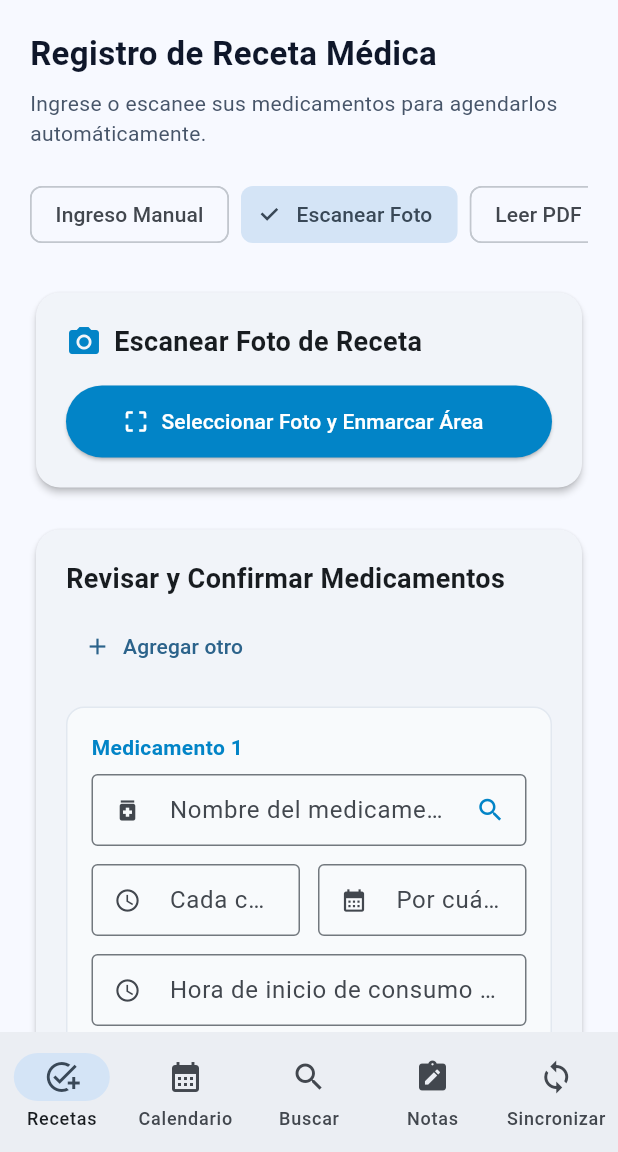
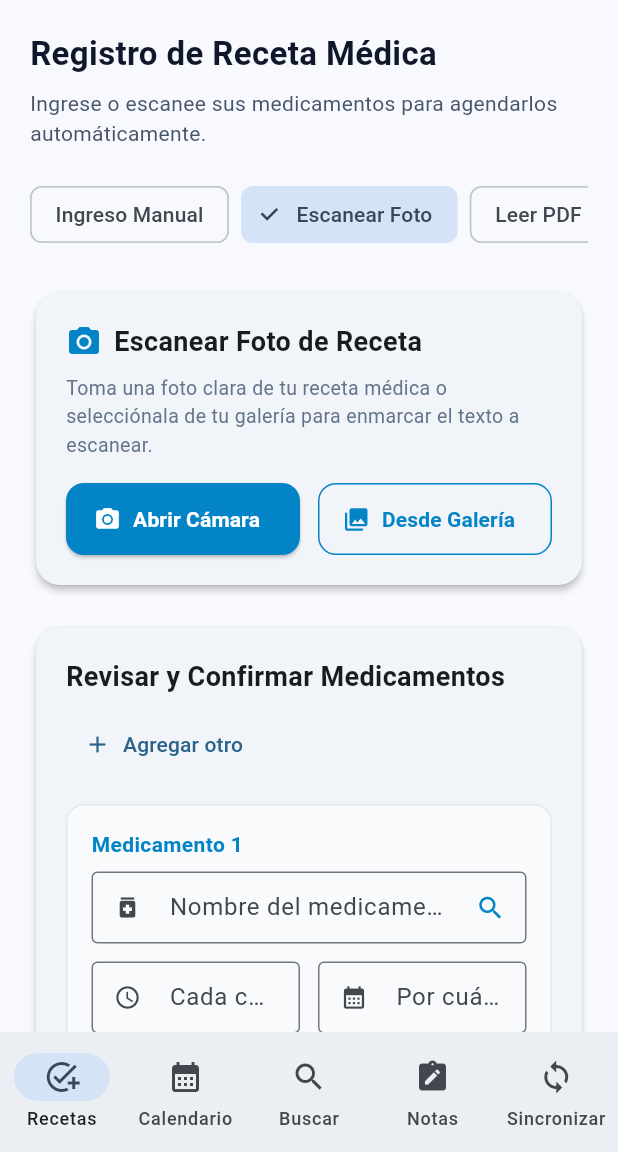
Before and after one commit to eliasCVII/midosis, a Flutter app: the screen it shows after launch, after a tap on "Escanear Foto", on a phone screen of 412 x 824 dp, the part 84-1236 px from its top. Run offline on Flutter 3.47's test engine with Material 3 defaults, Android fonts, the phone set to English and light mode, and no system bars; our stand-ins replace file_picker, google_sign_in, image_picker; network calls fail.

Commit message:
feat(prescripcion): captura directa con camara y seleccion de region

```diff
--- a/frontend/lib/screens/prescription_screen.dart
+++ b/frontend/lib/screens/prescription_screen.dart
@@ -1,6 +1,7 @@
+import 'dart:typed_data';
 import 'package:flutter/material.dart';
-
 import 'package:file_picker/file_picker.dart';
+import 'package:image_picker/image_picker.dart';
 import '../models/models.dart';
 import '../services/api_service.dart';
 import '../services/auth_service.dart';
@@ -74,11 +75,15 @@ class _PrescriptionScreenState extends State<PrescriptionScreen> {
     super.initState();
     _loadRegisteredMedications();
     AuthService.currentUserNotifier.addListener(_loadRegisteredMedications);
+    AuthService.currentPacienteNotifier.addListener(_loadRegisteredMedications);
+    AuthService.linkedPatientIdNotifier.addListener(_loadRegisteredMedications);
   }
 
   @override
   void dispose() {
     AuthService.currentUserNotifier.removeListener(_loadRegisteredMedications);
+    AuthService.currentPacienteNotifier.removeListener(_loadRegisteredMedications);
+    AuthService.linkedPatientIdNotifier.removeListener(_loadRegisteredMedications);
     for (var item in _medicationItems) {
       item.dispose();
     }
@@ -88,6 +93,14 @@ class _PrescriptionScreenState extends State<PrescriptionScreen> {
   Future<void> _loadRegisteredMedications() async {
     setState(() => _isLoadingList = true);
     final patientId = AuthService.currentPacienteId;
+    if (patientId.isEmpty) {
+      if (!mounted) return;
+      setState(() {
+        _registeredMedications = [];
+        _isLoadingList = false;
+      });
+      return;
+    }
     final items = await ApiService.getCalendar(pacienteId: patientId);
     if (!mounted) return;
     setState(() {
@@ -141,19 +154,27 @@ class _PrescriptionScreenState extends State<PrescriptionScreen> {
     });
   }
 
-  Future<void> _pickAndProcessImage() async {
+  Future<void> _captureFromCamera() async {
+    await _pickImageSource(ImageSource.camera);
+  }
+
+  Future<void> _pickFromGallery() async {
+    await _pickImageSource(ImageSource.gallery);
+  }
+
+  Future<void> _pickImageSource(ImageSource source) async {
     try {
-      final result = await FilePicker.platform.pickFiles(
-        type: FileType.image,
-        allowMultiple: false,
-        withData: true,
+      final ImagePicker picker = ImagePicker();
+      final XFile? photo = await picker.pickImage(
+        source: source,
+        imageQuality: 95,
       );
 
-      if (result == null || result.files.isEmpty || result.files.first.bytes == null) return;
+      if (photo == null) return;
 
-      final file = result.files.first;
-      final imageBytes = file.bytes!;
-      _selectedImageName = file.name;
+      final Uint8List imageBytes = await photo.readAsBytes();
+      final String filename = photo.name.isNotEmpty ? photo.name : 'receta_foto.jpg';
+      _selectedImageName = filename;
 
       if (!mounted) return;
 
@@ -179,10 +200,9 @@ class _PrescriptionScreenState extends State<PrescriptionScreen> {
 
       final response = await ApiService.scanPrescriptionImage(
         bytes: imageBytes,
-        filename: file.name,
+        filename: filename,
         cropBox: cropMap,
       );
-
 
       setState(() => _isProcessingFile = false);
       if (!mounted) return;
@@ -205,7 +225,7 @@ class _PrescriptionScreenState extends State<PrescriptionScreen> {
       setState(() => _isProcessingFile = false);
       if (!mounted) return;
       ScaffoldMessenger.of(context).showSnackBar(
-        SnackBar(content: Text('Error al procesar la imagen: $e')),
+        SnackBar(content: Text('Error al capturar la imagen: $e')),
       );
     }
   }
@@ -703,7 +723,7 @@ class _PrescriptionScreenState extends State<PrescriptionScreen> {
           ),
           const SizedBox(height: 24),
 
-          // PATH 1: Escanear Foto (with Image Picker & Drawing Dialog)
+          // PATH 1: Escanear Foto (with Camera Capture & Region Selection Dialog)
           if (_selectedPath == 1) ...[
             Card(
               elevation: 2,
@@ -723,20 +743,71 @@ class _PrescriptionScreenState extends State<PrescriptionScreen> {
                         ),
                       ],
                     ),
+                    const SizedBox(height: 8),
+                    const Text(
+                      'Toma una foto clara de tu receta médica o selecciónala de tu galería para enmarcar el texto a escanear.',
+                      style: TextStyle(color: Color(0xFF64748B), fontSize: 13),
+                    ),
                     const SizedBox(height: 16),
-                    SizedBox(
-                      width: double.infinity,
-                      height: 48,
-                      child: ElevatedButton.icon(
-                        style: ElevatedButton.styleFrom(backgroundColor: const Color(0xFF0284C7)),
-                        onPressed: _isProcessingFile ? null : _pickAndProcessImage,
-                        icon: _isProcessingFile
-                            ? const SizedBox.shrink()
-                            : const Icon(Icons.crop_free, color: Colors.white),
-                        label: _isProcessingFile
-                            ? const CircularProgressIndicator(color: Colors.white)
-                            : Text(_selectedImageName == null ? 'Seleccionar Foto y Enmarcar Área' : 'Cambiar Foto ($_selectedImageName)', style: const TextStyle(color: Colors.white)),
+                    if (_selectedImageName != null) ...[
+                      Container(
+                        padding: const EdgeInsets.symmetric(horizontal: 12, vertical: 8),
+                        margin: const EdgeInsets.only(bottom: 12),
+                        decoration: BoxDecoration(
+                          color: const Color(0xFFE0F2FE),
+                          borderRadius: BorderRadius.circular(8),
+                        ),
+                        child: Row(
+                          children: [
+                            const Icon(Icons.image, size: 18, color: Color(0xFF0284C7)),
+                            const SizedBox(width: 8),
+                            Expanded(
+                              child: Text(
+                                'Foto capturada: $_selectedImageName',
+                                style: const TextStyle(fontSize: 13, fontWeight: FontWeight.w600, color: Color(0xFF0284C7)),
+                                overflow: TextOverflow.ellipsis,
+                              ),
+                            ),
+                          ],
+                        ),
                       ),
+                    ],
+                    Row(
+                      children: [
+                        Expanded(
+                          child: SizedBox(
+                            height: 48,
+                            child: ElevatedButton.icon(
+                              style: ElevatedButton.styleFrom(
+                                backgroundColor: const Color(0xFF0284C7),
+                                shape: RoundedRectangleBorder(borderRadius: BorderRadius.circular(12)),
+                              ),
+                              onPressed: _isProcessingFile ? null : _captureFromCamera,
+                              icon: _isProcessingFile
+                                  ? const SizedBox.shrink()
+                                  : const Icon(Icons.camera_alt, color: Colors.white),
+                              label: _isProcessingFile
+                                  ? const SizedBox(width: 20, height: 20, child: CircularProgressIndicator(color: Colors.white, strokeWidth: 2))
+                                  : const Text('Abrir Cámara', style: TextStyle(color: Colors.white, fontWeight: FontWeight.bold)),
+                            ),
+                          ),
+                        ),
+                        const SizedBox(width: 12),
+                        Expanded(
+                          child: SizedBox(
+                            height: 48,
+                            child: OutlinedButton.icon(
+                              style: OutlinedButton.styleFrom(
+                                side: const BorderSide(color: Color(0xFF0284C7)),
+                                shape: RoundedRectangleBorder(borderRadius: BorderRadius.circular(12)),
+                              ),
+                              onPressed: _isProcessingFile ? null : _pickFromGallery,
+                              icon: const Icon(Icons.photo_library, color: Color(0xFF0284C7)),
+                              label: const Text('Desde Galería', style: TextStyle(color: Color(0xFF0284C7), fontWeight: FontWeight.bold)),
+                            ),
+                          ),
+                        ),
+                      ],
                     ),
                   ],
                 ),
--- a/frontend/pubspec.yaml
+++ b/frontend/pubspec.yaml
@@ -32,6 +32,7 @@ dependencies:
     sdk: flutter
   http: ^1.2.0
   file_picker: ^9.0.0
+  image_picker: ^1.1.2
   cupertino_icons: ^1.0.8
   google_sign_in: ^6.2.2
 
```
Also changed, not shown: frontend/pubspec.lock, 5 other files.
